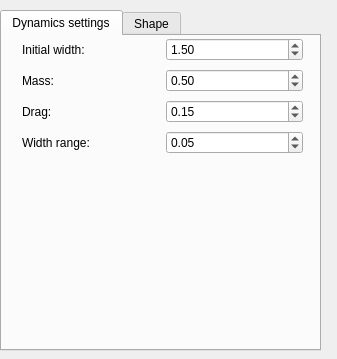
This is krita/plugins/paintops/dynadraw/wdgdynaoptions.ui in KDE/krita as Qt 5 draws it before an edit. The edited form follows.
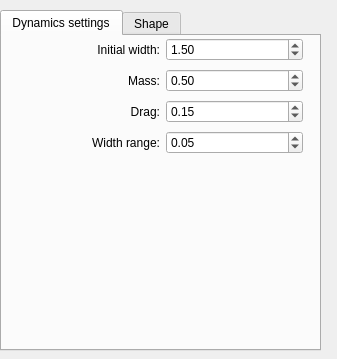
This is the edited form. The open tabs and pages were chosen to show the change. Custom widgets are drawn as their Qt base class.

Commit message:
Fix the alignment of labels in dialogs
Patch by Juan Palacios

The edit to the form file:
```diff
--- a/krita/plugins/paintops/dynadraw/wdgdynaoptions.ui
+++ b/krita/plugins/paintops/dynadraw/wdgdynaoptions.ui
@@ -50,7 +50,7 @@
     <attribute name="title">
      <string>Dynamics settings</string>
     </attribute>
-    <widget class="QWidget">
+    <widget class="QWidget" name="layoutWidget">
      <property name="geometry">
       <rect>
        <x>20</x>
@@ -65,6 +65,9 @@
         <property name="text">
          <string>Initial width:</string>
         </property>
+        <property name="alignment">
+         <set>Qt::AlignRight|Qt::AlignTrailing|Qt::AlignVCenter</set>
+        </property>
        </widget>
       </item>
       <item row="0" column="1">
@@ -85,6 +88,9 @@
         <property name="text">
          <string>Mass:</string>
         </property>
+        <property name="alignment">
+         <set>Qt::AlignRight|Qt::AlignTrailing|Qt::AlignVCenter</set>
+        </property>
        </widget>
       </item>
       <item row="1" column="1">
@@ -105,6 +111,9 @@
         <property name="text">
          <string>Drag:</string>
         </property>
+        <property name="alignment">
+         <set>Qt::AlignRight|Qt::AlignTrailing|Qt::AlignVCenter</set>
+        </property>
        </widget>
       </item>
       <item row="2" column="1">
@@ -138,6 +147,9 @@
         <property name="text">
          <string>Width range:</string>
         </property>
+        <property name="alignment">
+         <set>Qt::AlignRight|Qt::AlignTrailing|Qt::AlignVCenter</set>
+        </property>
        </widget>
       </item>
      </layout>
```
Left out of the diff: 6 changed lines with no effect on the pictures. The commit also changes 71 other files.
